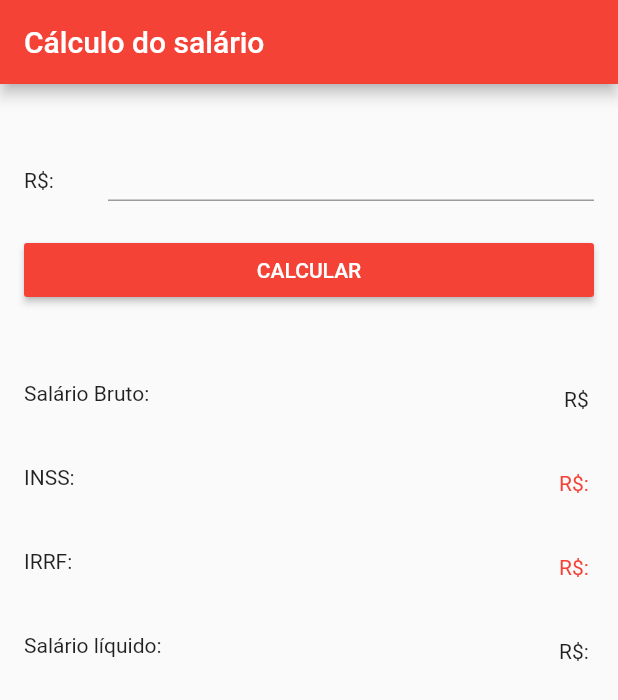
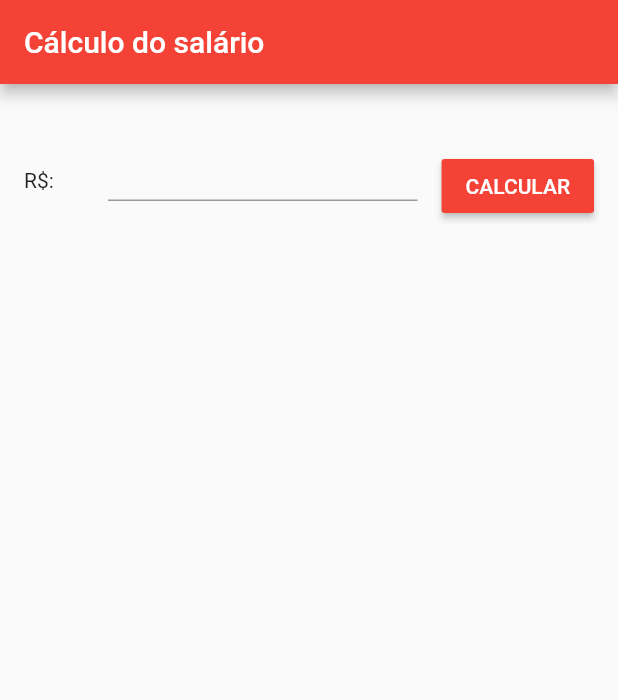
Before and after one commit to pedrotres/app_salario, a Flutter app: the screen it shows after launch, on a phone screen of 412 x 824 dp. Shown: the top 700 px of the screen. Run offline on Flutter 3.47's test engine with Material 2 defaults, Android fonts, the phone set to English and light mode, and no system bars; our stand-ins replace brasil_fields.

Commit message:
Melhoria de Layout

```diff
--- a/lib/pages/home/homeController.dart
+++ b/lib/pages/home/homeController.dart
@@ -18,7 +18,7 @@ class HomeController {
 
   calcularIRRF(double salario) {
     if (salario <= 1903.98) {
-      return 0;
+      return 0.0;
     } else if (salario >= 1903.99 && salario <= 2826.65) {
       return ((salario * 7.50) / 100) - 142.80;
     } else if (salario >= 2826.65 && salario <= 3751.05) {
--- a/lib/pages/home/homeView.dart
+++ b/lib/pages/home/homeView.dart
@@ -15,6 +15,16 @@ class _HomeState extends State<Home> {
   final inssController = TextEditingController();
   final irffController = TextEditingController();
   final salarioLiquidoController = TextEditingController();
+  bool detalhes = false;
+
+  void limparCampos() {
+    salarioController.text = '';
+    inssController.text = '';
+    irffController.text = '';
+    salarioLiquidoController.text = '';
+    detalhes = false;
+    setState(() {});
+  }
 
   void calcular(double salario) {
     double inss = HomeController.controller.calculaINSS(salario);
@@ -25,6 +35,7 @@ class _HomeState extends State<Home> {
     inssController.text = Utils.functions.roundDown(inss, 2).toString();
     salarioLiquidoController.text =
         Utils.functions.roundDown(salarioLiquido, 2).toString();
+    detalhes = true;
     setState(() {});
     //print(irffController.text);
   }
@@ -36,7 +47,9 @@ class _HomeState extends State<Home> {
         backgroundColor: Colors.red,
         title: Text('Cálculo do salário'),
       ),
-        body: ListView(
+      body: SafeArea(
+        child: SingleChildScrollView(
+          child: Column(
             children: [
               SizedBox(
                 height: 40,
@@ -55,9 +68,7 @@ class _HomeState extends State<Home> {
                     ],
                   ),
                 ),
-            ),
-            ListTile(
-              title: RaisedButton(
+                trailing: RaisedButton(
                   color: Colors.red,
                   onPressed: () => calcular(
                       double.parse(salarioController.text.replaceAll('.', ''))),
@@ -69,36 +80,137 @@ class _HomeState extends State<Home> {
                   ),
                 ),
               ),
+              Visibility(
+                visible: detalhes,
+                child: ListView(
+                  shrinkWrap:
+                      true, // para deixar a listview com o tamanho que precisa dentro do container
+                  physics: NeverScrollableScrollPhysics(),
+                  children: [
                     SizedBox(
                       height: 30,
                     ),
                     ListTile(
                       leading: Text('Salário Bruto: '),
-              trailing: Text('R\$ ${salarioController.text}'),
+                      trailing: Text(
+                        'R\$ ${salarioController.text}',
+                        style: TextStyle(fontSize: 20),
+                      ),
                     ),
                     ListTile(
                       leading: Text('INSS: '),
                       trailing: Text(
-                'R\$: ${inssController.text}',
+                        '- R\$: ${inssController.text}',
                         style: TextStyle(
                           color: Colors.red,
+                          fontSize: 15,
                         ),
                       ),
                     ),
                     ListTile(
                       leading: Text('IRRF: '),
                       trailing: Text(
-                'R\$: ${irffController.text}',
+                        '- R\$: ${irffController.text}',
                         style: TextStyle(
                           color: Colors.red,
+                          fontSize: 15,
                         ),
                       ),
                     ),
                     ListTile(
-              leading: Text('Salário líquido: '),
-              trailing: Text('R\$: ${salarioLiquidoController.text}'),
+                      leading: Text(
+                        'Salário líquido: ',
                       ),
+                      trailing: Text(
+                        'R\$: ${salarioLiquidoController.text}',
+                        style: TextStyle(
+                          color: Colors.green,
+                          fontSize: 20,
+                        ),
+                      ),
+                    ),
+                    ListTile(
+                        title: RaisedButton(
+                      color: Colors.red,
+                      onPressed: () => limparCampos(),
+                      child: Text(
+                        'Calcular novamente',
+                        style: TextStyle(
+                          color: Colors.white,
+                        ),
+                      ),
+                    )),
                   ],
-        ));
+                ),
+              )
+            ],
+          ),
+        ),
+      ),
+    );
+    // body: ListView(
+    //   children: [
+    //     SizedBox(
+    //       height: 40,
+    //     ),
+    // ListTile(
+    //   leading: Text('R\$:'),
+    //   title: Container(
+    //     width: 20,
+    //     height: 20,
+    //     child: TextFormField(
+    //       controller: salarioController,
+    //       textAlign: TextAlign.start,
+    //       inputFormatters: [
+    //         FilteringTextInputFormatter.digitsOnly,
+    //         RealInputFormatter(),
+    //       ],
+    //     ),
+    //   ),
+    // ),
+    //     ListTile(
+    //       title: RaisedButton(
+    //         color: Colors.red,
+    //         onPressed: () => calcular(
+    //             double.parse(salarioController.text.replaceAll('.', ''))),
+    //         child: Text(
+    //           'CALCULAR',
+    //           style: TextStyle(
+    //             color: Colors.white,
+    //           ),
+    //         ),
+    //       ),
+    //     ),
+    //     SizedBox(
+    //       height: 30,
+    //     ),
+    //     ListTile(
+    //       leading: Text('Salário Bruto: '),
+    //       trailing: Text('R\$ ${salarioController.text}'),
+    //     ),
+    //     ListTile(
+    //       leading: Text('INSS: '),
+    //       trailing: Text(
+    //         'R\$: ${inssController.text}',
+    //         style: TextStyle(
+    //           color: Colors.red,
+    //         ),
+    //       ),
+    //     ),
+    //     ListTile(
+    //       leading: Text('IRRF: '),
+    //       trailing: Text(
+    //         'R\$: ${irffController.text}',
+    //         style: TextStyle(
+    //           color: Colors.red,
+    //         ),
+    //       ),
+    //     ),
+    //     ListTile(
+    //       leading: Text('Salário líquido: '),
+    //       trailing: Text('R\$: ${salarioLiquidoController.text}'),
+    //     ),
+    //   ],
+    // ));
   }
 }
```
Lines whose indentation alone changed are shown as unchanged.
